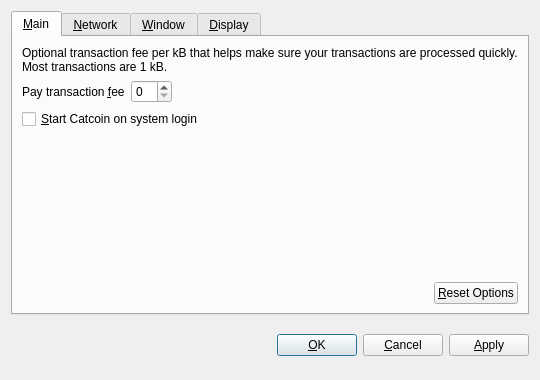
Above: src/qt/forms/optionsdialog.ui from grantcoin/grantcoin-new before the change. Below: the same form after it.
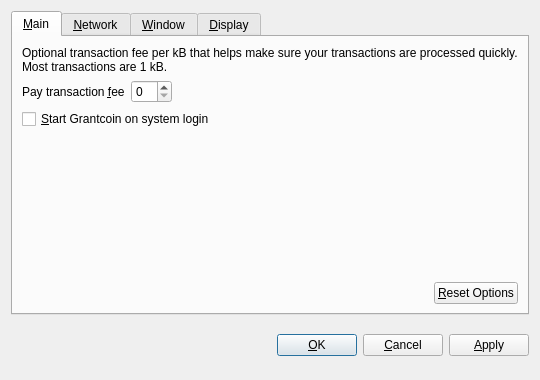
That is the form after the change. Custom widgets are drawn as their Qt base class.

Commit message: change branding to Grantcoin

```diff
--- a/src/qt/forms/optionsdialog.ui
+++ b/src/qt/forms/optionsdialog.ui
@@ -82,7 +82,7 @@
           <string>Automatically start Catcoin after logging in to the system.</string>
          </property>
          <property name="text">
-          <string>&amp;Start Catcoin on system login</string>
+          <string>&amp;Start Grantcoin on system login</string>
          </property>
         </widget>
        </item>
```
Left out of the diff: 10 changed lines with no effect on the pictures.
